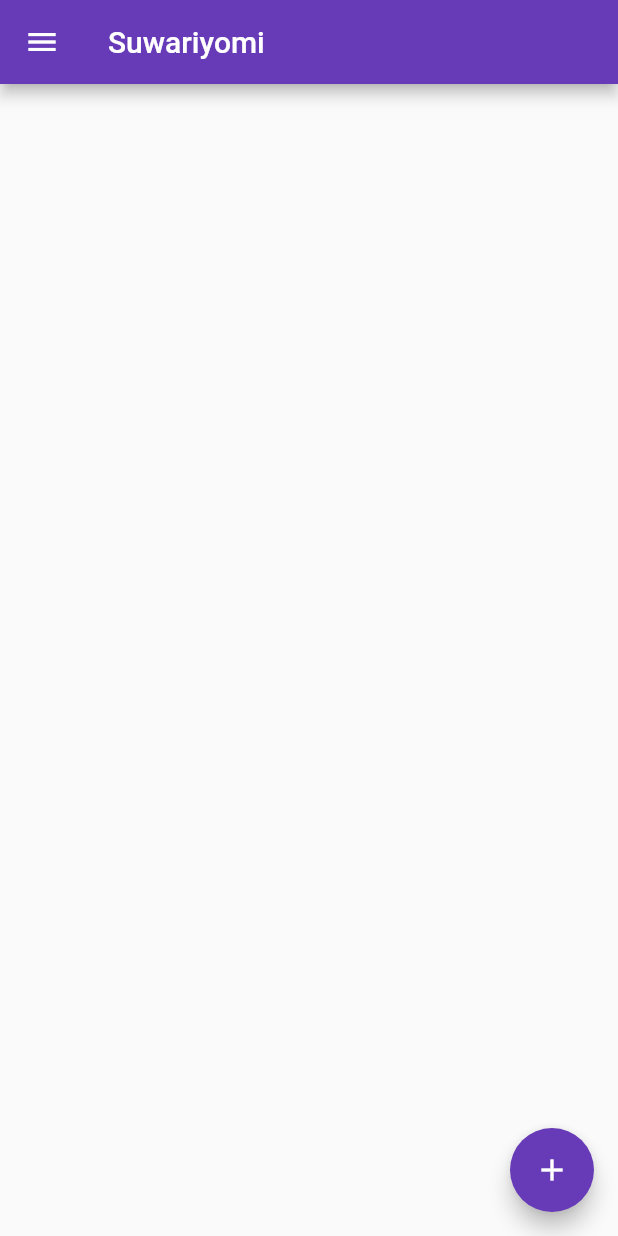
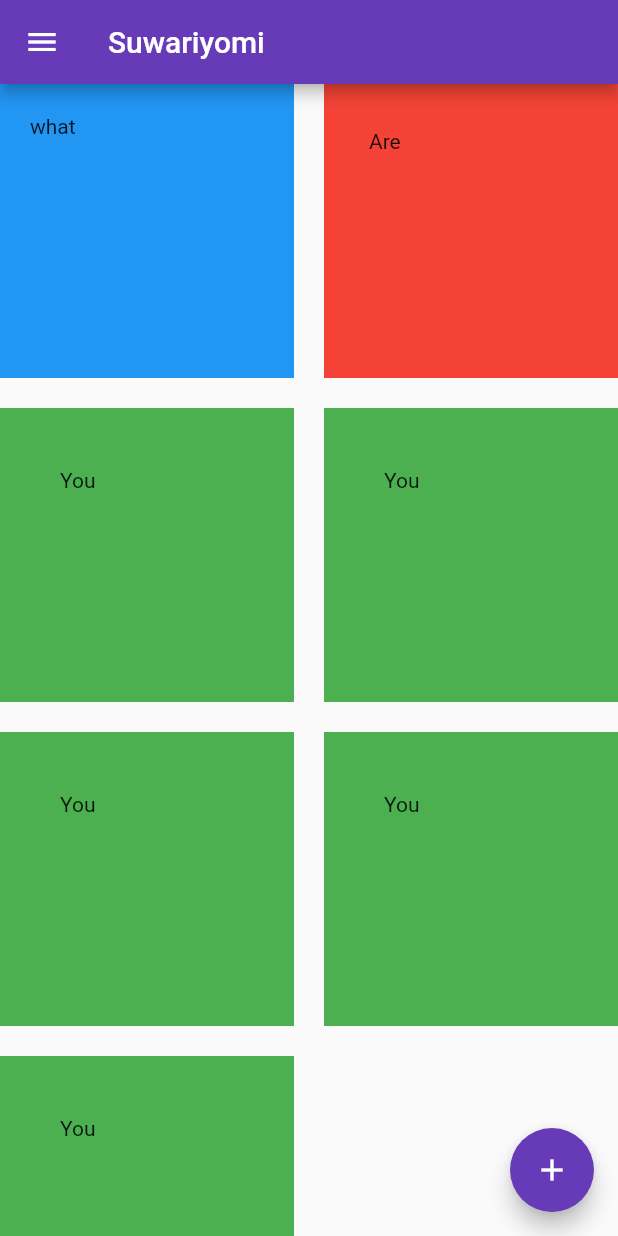
Before and after one commit to wooneusean/suwariyomi, a Flutter app: the screen it shows after launch, on a phone screen of 412 x 824 dp. Run offline on Flutter 3.47's test engine with Material 2 defaults, Android fonts, the phone set to English and light mode, and no system bars; our stand-ins replace firebase_core, flutter_dotenv, sembast; accounts and stored records are empty.

Commit message:
Added GridView for library

```diff
--- a/lib/main.dart
+++ b/lib/main.dart
@@ -8,7 +8,7 @@ import 'app_router.dart';
 import 'firebase_options.dart';
 
 void main() async {
-  await dotenv.load(fileName: ".env");
+  // await dotenv.load(fileName: ".env");
 
   // make top bar transparent
   SystemChrome.setSystemUIOverlayStyle(
@@ -21,9 +21,9 @@ void main() async {
 
   WidgetsFlutterBinding.ensureInitialized();
 
-  await Firebase.initializeApp(
-    options: DefaultFirebaseOptions.currentPlatform,
-  );
+  // await Firebase.initializeApp(
+  //   options: DefaultFirebaseOptions.currentPlatform,
+  // );
 
   SystemChrome.setPreferredOrientations(
     [
--- /dev/null
+++ b/lib/views/doujin_cards.dart
@@ -0,0 +1,58 @@
+import 'package:flutter/material.dart';
+
+
+class DoujinCard extends StatelessWidget {
+
+  // Card should have the preview
+  // Card should have the name
+  // card should have the rating
+  // card should have the short summary?
+
+  @override
+  Widget build(BuildContext context) {
+    // TODO: implement build
+    //throw UnimplementedError();
+    return GridView.count(
+      crossAxisCount: 2,
+      mainAxisSpacing: 20.0,
+      crossAxisSpacing: 20.0,
+      children: [
+        Container(
+            padding: EdgeInsets.all(20.0),
+            color: Colors.blue,
+            child: Text('what')
+        ),
+        Container(
+            padding: EdgeInsets.all(30.0),
+            color: Colors.red,
+            child: Text('Are')
+        ),
+        Container(
+            padding: EdgeInsets.all(40.0),
+            color: Colors.green,
+            child: Text('You')
+        ),
+        Container(
+            padding: EdgeInsets.all(40.0),
+            color: Colors.green,
+            child: Text('You')
+        ),
+        Container(
+            padding: EdgeInsets.all(40.0),
+            color: Colors.green,
+            child: Text('You')
+        ),
+        Container(
+            padding: EdgeInsets.all(40.0),
+            color: Colors.green,
+            child: Text('You')
+        ),
+        Container(
+            padding: EdgeInsets.all(40.0),
+            color: Colors.green,
+            child: Text('You')
+        )
+      ],
+    );
+  }
+}
--- a/lib/views/library_view.dart
+++ b/lib/views/library_view.dart
@@ -1,4 +1,13 @@
 import 'package:flutter/material.dart';
+import 'package:suwariyomi/classes/doujin.dart';
+import './doujin_cards.dart';
+
+List<Doujin> doujins = [
+  Doujin(dateAdded: 1023, uploadDate: 1231, cover: 'dasd', scanlator: null, rating: 3, mediaId: '1234647', id: 1234, title: null, tags: null ),
+  Doujin(dateAdded: 1023, uploadDate: 1231, cover: 'dasd', scanlator: null, rating: 3, mediaId: '1234647', id: 1234, title: null, tags: null ),
+  Doujin(dateAdded: 1023, uploadDate: 1231, cover: 'dasd', scanlator: null, rating: 3, mediaId: '1234647', id: 1234, title: null, tags: null ),
+  Doujin(dateAdded: 1023, uploadDate: 1231, cover: 'dasd', scanlator: null, rating: 3, mediaId: '1234647', id: 1234, title: null, tags: null ),
+];
 
 class LibraryPage extends StatefulWidget {
   LibraryPage({Key? key, required this.title}) : super(key: key);
@@ -10,6 +19,31 @@ class LibraryPage extends StatefulWidget {
 }
 
 class _LibraryPageState extends State<LibraryPage> {
+
+
+
+  Widget doujinCardTemplate(Doujin doujin) {
+    return Card(
+      margin: EdgeInsets.fromLTRB(16.0, 16.0, 16.0, 0),
+      child: Column(
+        children: [
+          Text(doujin.dateAdded.toString(),
+          style: TextStyle(
+            fontSize: 18.0,
+            color: Colors.blue,
+            )
+          ),
+          SizedBox(height: 6.0,),
+          Text(doujin.cover.toString(),
+              style: TextStyle(
+                fontSize: 18.0,
+                color: Colors.blue,
+              ))
+        ],
+      ),
+    );
+  }
+
   @override
   void initState() {
     super.initState();
@@ -22,6 +56,12 @@ class _LibraryPageState extends State<LibraryPage> {
 
   @override
   Widget build(BuildContext context) {
+    List<Doujin> doujins = [
+      Doujin(dateAdded: 1023, uploadDate: 1231, cover: 'dasd', scanlator: null, rating: 3, mediaId: '1234647', id: 1234, title: null, tags: null ),
+      Doujin(dateAdded: 1023, uploadDate: 1231, cover: 'dasd', scanlator: null, rating: 3, mediaId: '1234647', id: 1234, title: null, tags: null ),
+      Doujin(dateAdded: 1023, uploadDate: 1231, cover: 'dasd', scanlator: null, rating: 3, mediaId: '1234647', id: 1234, title: null, tags: null ),
+      Doujin(dateAdded: 1023, uploadDate: 1231, cover: 'dasd', scanlator: null, rating: 3, mediaId: '1234647', id: 1234, title: null, tags: null ),
+    ];
     return Scaffold(
       appBar: AppBar(
         title: Text(widget.title),
@@ -55,11 +95,7 @@ class _LibraryPageState extends State<LibraryPage> {
           ],
         ),
       ),
-      body: Center(
-        child: Column(
-          children: <Widget>[],
-        ),
-      ),
+      body: DoujinCard(),
       floatingActionButton: FloatingActionButton(
         onPressed: () {},
         tooltip: 'Increment',
--- a/pubspec.yaml
+++ b/pubspec.yaml
@@ -52,8 +52,8 @@ flutter:
   uses-material-design: true
 
   # To add assets to your application, add an assets section, like this:
-  assets:
-    - .env
+#  assets:
+#    - .env
 
   # An image asset can refer to one or more resolution-specific "variants", see
   # https://flutter.dev/assets-and-images/#resolution-aware.
```
